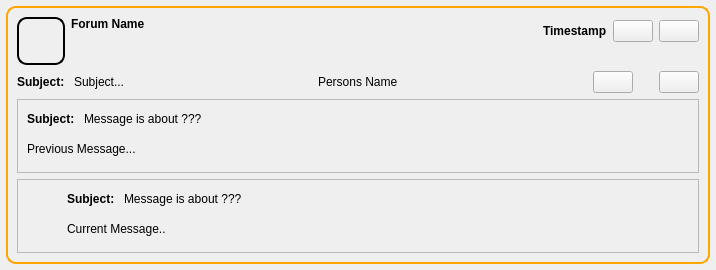
Old version of the form retroshare-gui/src/gui/feeds/ForumMsgItem.ui in the repository RetroShare/RetroShare.
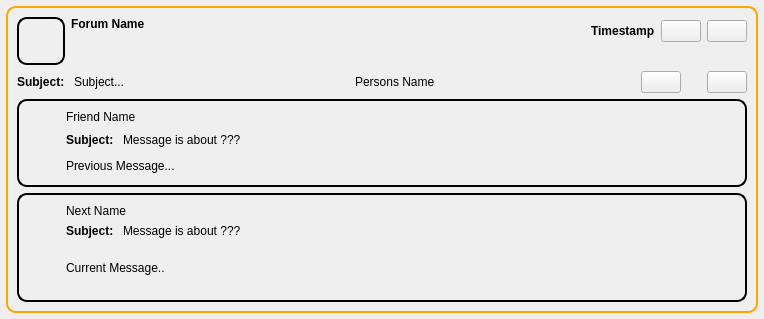
New version of the form. Icons and pictures are not drawn.

Commit message: added to display avatars and author names for ForumMsgItem

```diff
--- a/retroshare-gui/src/gui/feeds/ForumMsgItem.ui
+++ b/retroshare-gui/src/gui/feeds/ForumMsgItem.ui
@@ -6,8 +6,8 @@
    <rect>
     <x>0</x>
     <y>0</y>
-    <width>716</width>
-    <height>270</height>
+    <width>764</width>
+    <height>319</height>
    </rect>
   </property>
   <property name="windowTitle">
@@ -305,14 +305,47 @@
       </item>
       <item row="2" column="0" colspan="2">
        <widget class="QFrame" name="prevFrame">
+        <property name="styleSheet">
+         <string notr="true">QFrame#prevFrame{border: 2px solid black;
+border-radius: 10px}</string>
+        </property>
         <property name="frameShape">
          <enum>QFrame::StyledPanel</enum>
         </property>
         <property name="frameShadow">
          <enum>QFrame::Raised</enum>
         </property>
-        <layout class="QVBoxLayout">
-         <item>
+        <layout class="QGridLayout" name="gridLayout_4">
+         <item row="0" column="0" rowspan="2">
+          <widget class="QLabel" name="avatarlabel">
+           <property name="minimumSize">
+            <size>
+             <width>32</width>
+             <height>32</height>
+            </size>
+           </property>
+           <property name="maximumSize">
+            <size>
+             <width>32</width>
+             <height>32</height>
+            </size>
+           </property>
+           <property name="text">
+            <string/>
+           </property>
+           <property name="scaledContents">
+            <bool>true</bool>
+           </property>
+          </widget>
+         </item>
+         <item row="0" column="1">
+          <widget class="QLabel" name="namelabel">
+           <property name="text">
+            <string>Friend Name</string>
+           </property>
+          </widget>
+         </item>
+         <item row="1" column="1" rowspan="2">
           <layout class="QHBoxLayout">
            <item>
             <widget class="QLabel" name="prevSHLabel">
@@ -364,7 +397,20 @@
            </item>
           </layout>
          </item>
-         <item>
+         <item row="2" column="0" rowspan="2">
+          <spacer name="verticalSpacer">
+           <property name="orientation">
+            <enum>Qt::Vertical</enum>
+           </property>
+           <property name="sizeHint" stdset="0">
+            <size>
+             <width>20</width>
+             <height>9</height>
+            </size>
+           </property>
+          </spacer>
+         </item>
+         <item row="3" column="1">
           <layout class="QHBoxLayout">
            <item>
             <widget class="QLabel" name="prevMsgLabel">
@@ -408,31 +454,48 @@
       </item>
       <item row="3" column="0" colspan="2">
        <widget class="QFrame" name="nextFrame">
+        <property name="styleSheet">
+         <string notr="true">QFrame#nextFrame{border: 2px solid black;
+border-radius: 10px}</string>
+        </property>
         <property name="frameShape">
          <enum>QFrame::StyledPanel</enum>
         </property>
         <property name="frameShadow">
          <enum>QFrame::Raised</enum>
         </property>
-        <layout class="QVBoxLayout">
-         <item>
+        <layout class="QGridLayout" name="gridLayout_5">
+         <item row="0" column="0" rowspan="3">
+          <widget class="QLabel" name="nextavatarlabel">
+           <property name="minimumSize">
+            <size>
+             <width>32</width>
+             <height>32</height>
+            </size>
+           </property>
+           <property name="maximumSize">
+            <size>
+             <width>32</width>
+             <height>32</height>
+            </size>
+           </property>
+           <property name="text">
+            <string/>
+           </property>
+           <property name="scaledContents">
+            <bool>true</bool>
+           </property>
+          </widget>
+         </item>
+         <item row="0" column="1">
+          <widget class="QLabel" name="nextnamelabel">
+           <property name="text">
+            <string>Next Name</string>
+           </property>
+          </widget>
+         </item>
+         <item row="1" column="1">
           <layout class="QHBoxLayout">
-           <item>
-            <spacer>
-             <property name="orientation">
-              <enum>Qt::Horizontal</enum>
-             </property>
-             <property name="sizeType">
-              <enum>QSizePolicy::Preferred</enum>
-             </property>
-             <property name="sizeHint" stdset="0">
-              <size>
-               <width>40</width>
-               <height>20</height>
-              </size>
-             </property>
-            </spacer>
-           </item>
            <item>
             <widget class="QLabel" name="label_9">
              <property name="sizePolicy">
@@ -467,24 +530,21 @@
            </item>
           </layout>
          </item>
-         <item>
+         <item row="3" column="0">
+          <spacer name="verticalSpacer_2">
+           <property name="orientation">
+            <enum>Qt::Vertical</enum>
+           </property>
+           <property name="sizeHint" stdset="0">
+            <size>
+             <width>20</width>
+             <height>27</height>
+            </size>
+           </property>
+          </spacer>
+         </item>
+         <item row="2" column="1" rowspan="2">
           <layout class="QHBoxLayout">
-           <item>
-            <spacer>
-             <property name="orientation">
-              <enum>Qt::Horizontal</enum>
-             </property>
-             <property name="sizeType">
-              <enum>QSizePolicy::Preferred</enum>
-             </property>
-             <property name="sizeHint" stdset="0">
-              <size>
-               <width>40</width>
-               <height>20</height>
-              </size>
-             </property>
-            </spacer>
-           </item>
            <item>
             <widget class="QLabel" name="nextMsgLabel">
              <property name="sizePolicy">
```
The commit also changes 4 other files.
